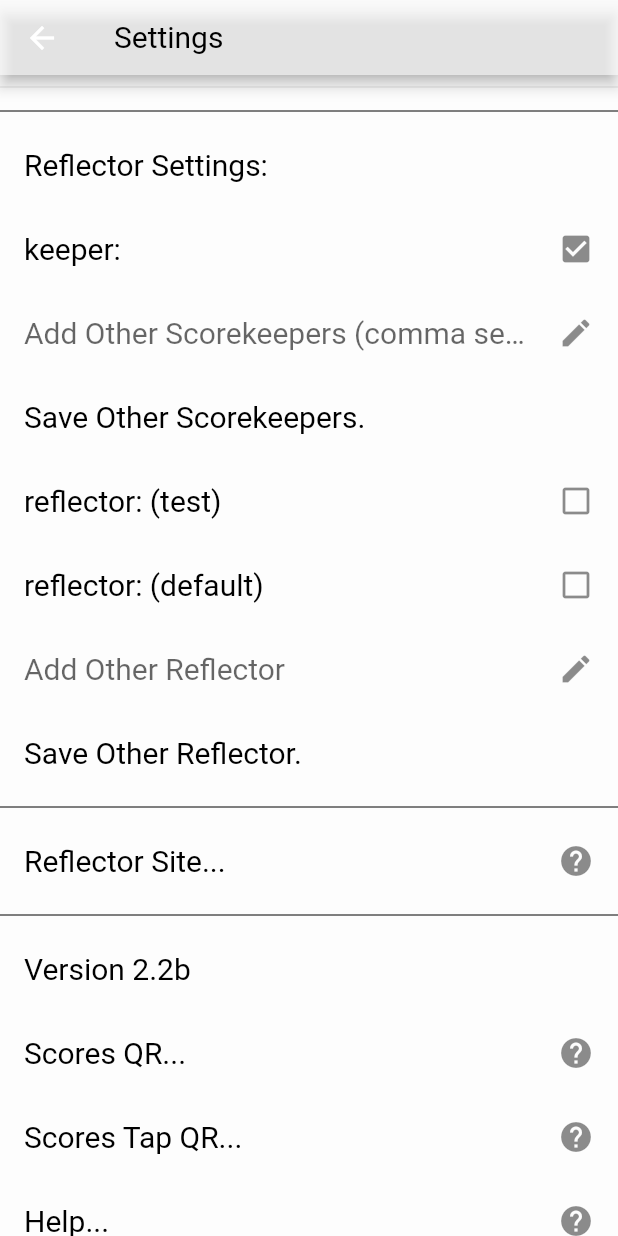
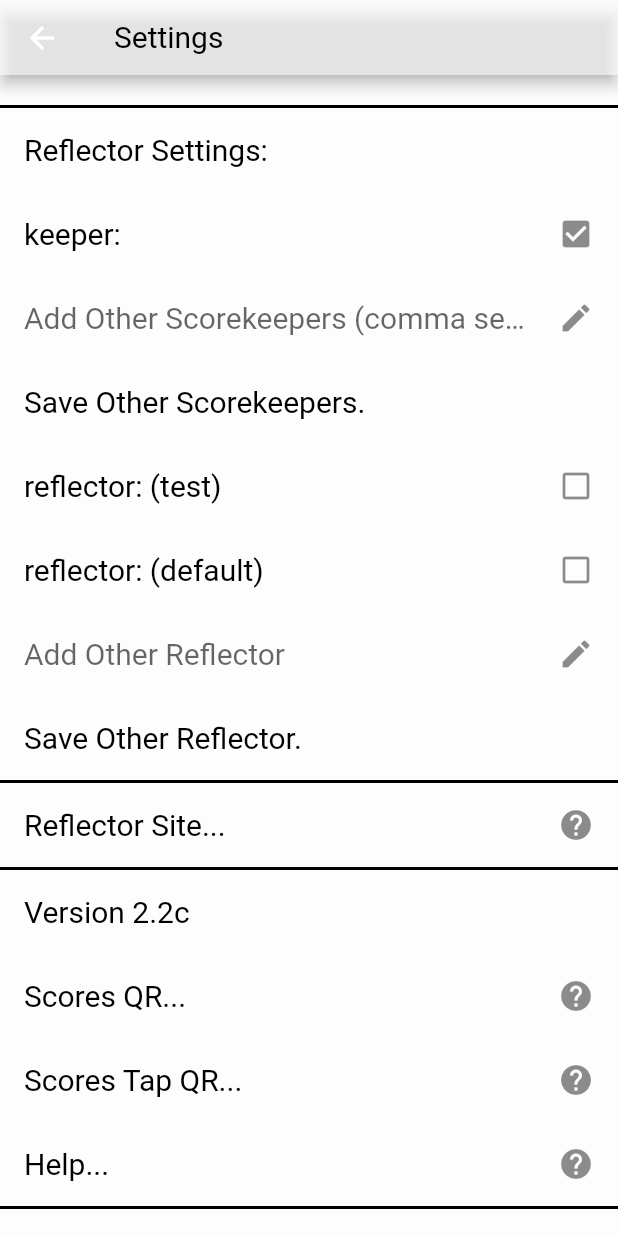
Before and after one commit to alpiepho/scoreboard_tap_tn2, a Flutter app: the screen it shows after launch, after a tap on the "settings" icon, on a phone screen of 412 x 824 dp. Run offline on Flutter 3.47's test engine with Material 2 defaults, Android fonts, the phone set to English and light mode, and no system bars; our stand-ins replace file_picker, google_fonts, shared_preferences, url_launcher_web; missing offline and left inert: shared_preferences_web.

Commit message:
try to fix missing divider

```diff
--- a/lib/components/settings_modal.dart
+++ b/lib/components/settings_modal.dart
@@ -539,12 +539,12 @@ class _SettingsModal extends State<SettingsModal> {
       body: Container(
         child: ListView(
           children: <Widget>[
-            Divider(),
+            SizedBox(
+              height: 20,
+            ),
             ...displayTiles,
             ...showTiles,
-            Divider(
-              color: Colors.black,
-            ),
+            SettingsDivider(),
             new ListTile(
               title: new Text(
                 "Reflector Settings:",
@@ -602,9 +602,7 @@ class _SettingsModal extends State<SettingsModal> {
               //trailing: new Icon(Icons.done),
               onTap: onReflector as void Function()?,
             ),
-            Divider(
-              color: Colors.black,
-            ),
+            SettingsDivider(),
             new ListTile(
               title: new Text(
                 'Reflector Site...',
@@ -621,9 +619,7 @@ class _SettingsModal extends State<SettingsModal> {
             //   trailing: new Icon(Icons.help),
             //   onTap: onReflectorSiteKeeper,
             // ),
-            Divider(
-              color: Colors.black,
-            ),
+            SettingsDivider(),
             new ListTile(
               title: new Text(
                 kVersion,
@@ -670,15 +666,27 @@ class _SettingsModal extends State<SettingsModal> {
               trailing: new Icon(Icons.help),
               onTap: onHelp,
             ),
-            Divider(
-              color: Colors.black,
+            SettingsDivider(),
+            SizedBox(
+              height: 100,
             ),
-            Divider(),
-            Divider(),
-            Divider(),
           ],
         ),
       ),
     );
   }
 }
+
+class SettingsDivider extends StatelessWidget {
+  const SettingsDivider({
+    Key? key,
+  }) : super(key: key);
+
+  @override
+  Widget build(BuildContext context) {
+    return Container(
+      color: Colors.black,
+      height: 2,
+    );
+  }
+}
--- a/lib/constants.dart
+++ b/lib/constants.dart
@@ -1,7 +1,7 @@
 import 'package:flutter/material.dart';
 import 'package:google_fonts/google_fonts.dart';
 
-const kVersion = 'Version 2.2b';
+const kVersion = 'Version 2.2c';
 
 const kInputPageBackgroundColor = Colors.black45;
 
--- a/lib/screens/scores_page.dart
+++ b/lib/screens/scores_page.dart
@@ -173,6 +173,9 @@ class _ScoresPageState extends State<ScoresPage> {
     }
 
     String comment = this._engine.parseLastRefelector(event);
+
+    // TODO: look for links in comment and add "link" button
+
     if (comment.isNotEmpty) {
       var keepers = this._engine.scoreKeeper.split(',');
       showDialog<void>(
```
Also changed, not shown: 1 other file.
